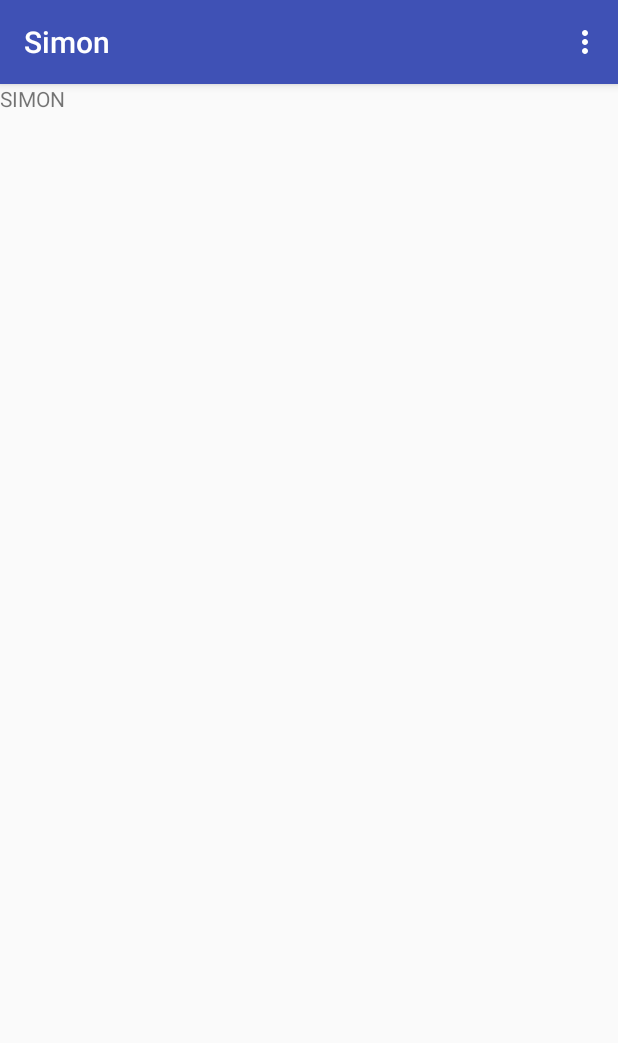
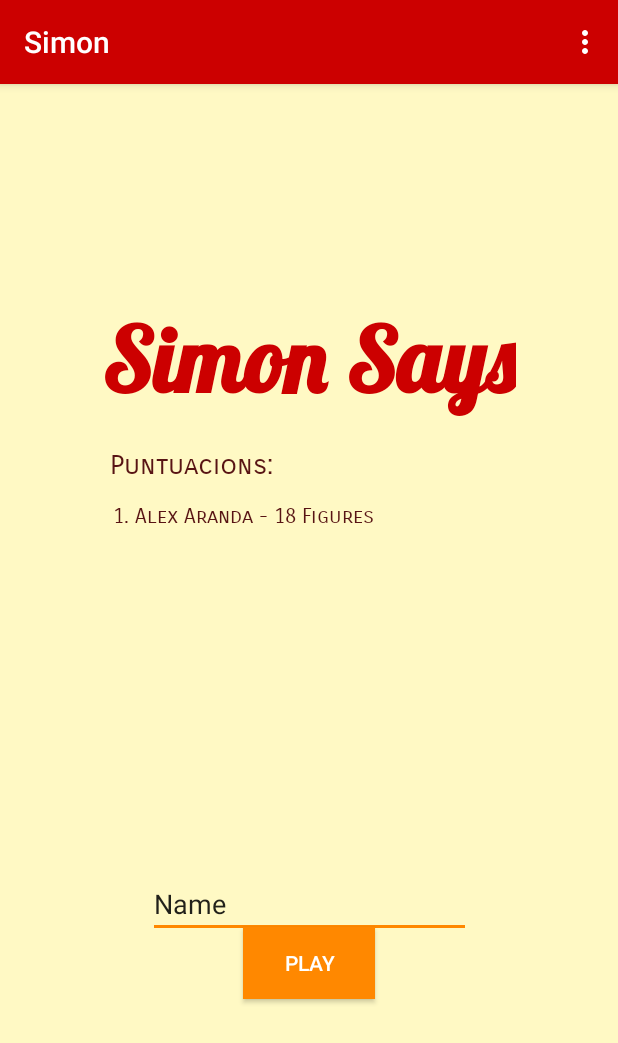
Before and after one commit to aaronsalva27/Simon-Android, an Android app: the screen it shows after launch (SimonActivity before the commit, WelcomeActivity after it), on a phone screen of 412 x 824 dp. Shown: the top 1043 px of the screen. Run offline under Robolectric (Android 15) with nearby library versions, the phone set to English and light mode, and no system bars.

Commit message:
Theme personalitzat y paantalla welcome

```diff
--- a/app/src/main/AndroidManifest.xml
+++ b/app/src/main/AndroidManifest.xml
@@ -8,16 +8,18 @@
         android:label="@string/app_name"
         android:roundIcon="@mipmap/ic_launcher_round"
         android:supportsRtl="true"
-        android:theme="@style/AppTheme">
-        <activity android:name=".MainActivity" >
+        android:theme="@style/ThemeSimon">
+        <activity android:name=".MainActivity">
             <intent-filter>
                 <action android:name="android.intent.action.MAIN" />
-
                 <category android:name="android.intent.category.LAUNCHER" />
             </intent-filter>
         </activity>
-        <activity android:name=".SimonActivity" android:noHistory="true"/>
-        <activity android:name=".EndActivity"></activity>
+        <activity
+            android:name=".SimonActivity"
+            android:noHistory="true" />
+        <activity android:name=".EndActivity" />
+        <activity android:name=".WelcomeActivity" />
     </application>
 
 </manifest>
--- a/app/src/main/java/edu/fje/dam/simon/MainActivity.java
+++ b/app/src/main/java/edu/fje/dam/simon/MainActivity.java
@@ -23,7 +23,8 @@ public class MainActivity extends AppCompatActivity {
         new Timer().schedule(new TimerTask() {
             @Override
             public void run() {
-                goSimonActivity();
+                //goSimonActivity();
+                goWelcomeActivity();
             }
         }, SPLASH_SCREEN_DELAY);
 
@@ -38,4 +39,10 @@ public class MainActivity extends AppCompatActivity {
         intent.putExtra(EXTRA_MISSATGE, "" );
         startActivity(intent);
     }
+
+    public void goWelcomeActivity(){
+        Intent intent = new Intent(this, WelcomeActivity.class);
+        intent.putExtra(EXTRA_MISSATGE, "" );
+        startActivity(intent);
+    }
 }
--- /dev/null
+++ b/app/src/main/java/edu/fje/dam/simon/WelcomeActivity.java
@@ -0,0 +1,70 @@
+package edu.fje.dam.simon;
+
+import android.content.Intent;
+import android.support.v7.app.AppCompatActivity;
+import android.os.Bundle;
+import android.view.Menu;
+import android.view.MenuItem;
+import android.view.View;
+import android.widget.Button;
+import android.widget.EditText;
+
+public class WelcomeActivity extends AppCompatActivity {
+    //button para iniciar partida
+    protected Button PlayButton;
+    // nombre del jugador
+    public static final String EXTRA_MISSATGE = "edu.fje.dam2.data";
+    protected EditText editTextNom;
+
+    @Override
+    protected void onCreate(Bundle savedInstanceState) {
+        super.onCreate(savedInstanceState);
+        setContentView(R.layout.activity_welcome);
+
+
+        PlayButton = (Button) findViewById(R.id.ButtonPlay);
+
+        // función anonima para cambiar de actividad
+        PlayButton.setOnClickListener(new View.OnClickListener() {
+            @Override
+            public void onClick(View v) {
+                System.out.println("Go to: SimonActivity");
+                sendMessage();
+            }
+        });
+    }
+
+    /**
+     * recuperamos el menu
+     * @param menu
+     * @return
+     */
+    @Override
+    public boolean onCreateOptionsMenu(Menu menu) {
+        getMenuInflater().inflate(R.menu.menu, menu);
+        return true;
+    }
+
+    /**
+     * funcion que se utiliza para gestionar las opciones del menú.
+     * @param item
+     * @return
+     */
+    @Override
+    public boolean onOptionsItemSelected(MenuItem item) {
+        switch (item.getItemId()) {
+
+            default:
+                return super.onOptionsItemSelected(item);
+        }
+    }
+
+    /**
+     * realizamos un intent y passamos el nombre del jugador
+     */
+    public void sendMessage(){
+        Intent intent = new Intent(this, SimonActivity.class);
+        //intent.putExtra(EXTRA_MISSATGE, editTextNom.getText().toString());
+        startActivity(intent);
+    }
+}
--- a/app/src/main/res/layout/activity_main.xml
+++ b/app/src/main/res/layout/activity_main.xml
@@ -20,7 +20,7 @@
         <TextView
             android:layout_width="match_parent"
             android:layout_height="wrap_content"
-            android:background="@color/backgroundColor"
+            android:background="#354c5d"
             android:fontFamily="@font/lobsterregular"
             android:paddingTop="50px"
             android:text="Simon Says"
@@ -32,7 +32,7 @@
             android:id="@+id/imageView2"
             android:layout_width="match_parent"
             android:layout_height="331dp"
-            android:background="@color/backgroundColor"
+            android:background="#354c5d"
 
             app:srcCompat="@drawable/simon_logo" />
 
@@ -40,12 +40,13 @@
             android:id="@+id/textView"
             android:layout_width="match_parent"
             android:layout_height="match_parent"
-            android:background="@color/backgroundColor"
-            android:text="TextView"
+            android:background="#354c5d"
+            android:text="By Arón &amp; Alex"
             android:textAlignment="center"
             android:textAllCaps="false"
-            android:textColor="@android:color/darker_gray"
+            android:textColor="@android:color/white"
             android:textStyle="italic"
-            tools:text="by Sava and Tetias" />
+            android:textSize="20sp" />
+            tools:text="By Arón and Alex" />
     </LinearLayout>
 </android.support.constraint.ConstraintLayout>
--- /dev/null
+++ b/app/src/main/res/layout/activity_welcome.xml
@@ -0,0 +1,100 @@
+<?xml version="1.0" encoding="utf-8"?>
+<android.support.constraint.ConstraintLayout xmlns:android="http://schemas.android.com/apk/res/android"
+    xmlns:app="http://schemas.android.com/apk/res-auto"
+    xmlns:tools="http://schemas.android.com/tools"
+    android:layout_width="match_parent"
+    android:layout_height="match_parent"
+    tools:context="edu.fje.dam.simon.WelcomeActivity">
+
+    <TextView
+        android:id="@+id/textViewPuntuacions"
+        android:layout_width="265dp"
+        android:layout_height="237dp"
+        android:layout_marginBottom="0dp"
+        android:layout_marginLeft="8dp"
+        android:layout_marginRight="8dp"
+        android:layout_marginTop="0dp"
+        android:fontFamily="sans-serif-smallcaps"
+        android:text="1. Alex Aranda - 18 Figures"
+        android:textColor="@color/colorPrimaryDark"
+        android:textSize="14sp"
+        app:layout_constraintBottom_toTopOf="@+id/editTextNom"
+        app:layout_constraintHorizontal_bias="0.514"
+        app:layout_constraintLeft_toLeftOf="parent"
+        app:layout_constraintRight_toRightOf="parent"
+        app:layout_constraintTop_toBottomOf="@+id/textView2"
+        app:layout_constraintVertical_bias="0.461" />
+
+    <Button
+        android:id="@+id/ButtonPlay"
+        style="@style/Widget.AppCompat.Button.Colored"
+        android:layout_width="wrap_content"
+        android:layout_height="wrap_content"
+        android:layout_marginBottom="0dp"
+        android:layout_marginLeft="8dp"
+        android:layout_marginRight="8dp"
+        android:layout_marginTop="400dp"
+        android:background="@android:color/holo_orange_dark"
+        android:text="PLAY"
+        app:layout_constraintBottom_toBottomOf="parent"
+        app:layout_constraintLeft_toLeftOf="parent"
+        app:layout_constraintRight_toRightOf="parent"
+        app:layout_constraintTop_toTopOf="parent"
+        app:layout_constraintVertical_bias="0.507" />
+
+    <TextView
+        android:id="@+id/textView"
+        android:layout_width="wrap_content"
+        android:layout_height="wrap_content"
+        android:layout_marginBottom="450dp"
+        android:layout_marginLeft="8dp"
+        android:layout_marginRight="8dp"
+        android:layout_marginTop="0dp"
+        android:text="Simon Says"
+        android:textColor="@android:color/holo_red_dark"
+        android:textSize="60sp"
+        android:textStyle="bold"
+        android:fontFamily="@font/lobsterregular"
+        app:layout_constraintBottom_toBottomOf="parent"
+        app:layout_constraintHorizontal_bias="0.502"
+        app:layout_constraintLeft_toLeftOf="parent"
+        app:layout_constraintRight_toRightOf="parent"
+        app:layout_constraintTop_toTopOf="parent"
+        app:layout_constraintVertical_bias="0.64" />
+
+    <EditText
+        android:id="@+id/editTextNom"
+        android:layout_width="215dp"
+        android:layout_height="wrap_content"
+        android:ems="10"
+        android:inputType="textPersonName"
+        android:text="Name"
+        android:layout_marginRight="8dp"
+        app:layout_constraintRight_toRightOf="parent"
+        android:layout_marginLeft="8dp"
+        app:layout_constraintLeft_toLeftOf="parent"
+        android:layout_marginBottom="5dp"
+        app:layout_constraintBottom_toTopOf="@+id/ButtonPlay"
+        android:layout_marginTop="300dp"
+        app:layout_constraintTop_toBottomOf="@+id/textView"
+        app:layout_constraintHorizontal_bias="0.503" />
+
+    <TextView
+        android:id="@+id/textView2"
+        android:layout_width="268dp"
+        android:layout_height="30dp"
+        android:layout_marginBottom="250dp"
+        android:layout_marginLeft="8dp"
+        android:layout_marginRight="8dp"
+        android:layout_marginTop="7dp"
+        android:fontFamily="sans-serif-smallcaps"
+        android:text="Puntuacions:"
+        android:textColor="@color/colorPrimaryDark"
+        android:textSize="18sp"
+        app:layout_constraintBottom_toTopOf="@+id/editTextNom"
+        app:layout_constraintHorizontal_bias="0.51"
+        app:layout_constraintLeft_toLeftOf="parent"
+        app:layout_constraintRight_toRightOf="parent"
+        app:layout_constraintTop_toBottomOf="@+id/textView"
+        app:layout_constraintVertical_bias="0.461" />
+</android.support.constraint.ConstraintLayout>
--- a/app/src/main/res/values/colors.xml
+++ b/app/src/main/res/values/colors.xml
@@ -1,7 +1,8 @@
 <?xml version="1.0" encoding="utf-8"?>
 <resources>
-    <color name="colorPrimary">#3F51B5</color>
-    <color name="colorPrimaryDark">#303F9F</color>
-    <color name="colorAccent">#ff4081</color>
-    <color name="backgroundColor">#364c5e</color>
+    <color name="colorPrimary">#FFCC0000</color>
+    <color name="colorPrimaryDark">#FF581414</color>
+    <color name="colorAccent">#ffff8800</color>
+    <color name="backgroundColor">#FFFFF9C4</color>
+    <color name="background_material_light">#fffcef</color>
 </resources>
--- a/app/src/main/res/values/styles.xml
+++ b/app/src/main/res/values/styles.xml
@@ -8,4 +8,11 @@
         <item name="colorAccent">@color/colorAccent</item>
     </style>
 
+    <style name="ThemeSimon" parent="AppTheme" >
+        <item name="colorPrimary">@android:color/holo_red_dark</item>
+        <item name="android:colorBackground">@color/backgroundColor</item>
+        <item name="colorAccent">@android:color/holo_orange_dark</item>
+        <item name="android:windowBackground">@color/backgroundColor</item>
+    </style>
+
 </resources>
```
